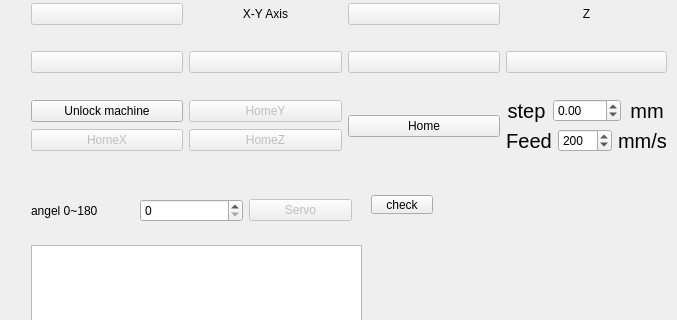
kmolLin/PAOM, file core/mainwindow.ui: the form before one commit; both pictures show x 642 to 1319 and y 174 to 494 of the 1319 by 678 pixel window.
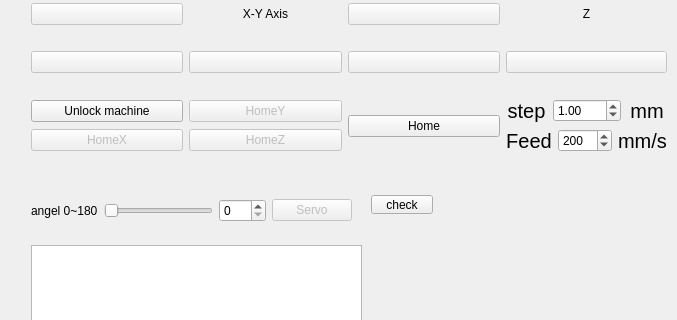
The form after the commit. Icons and pictures are not drawn.

The edit to the form file:
```diff
--- a/core/mainwindow.ui
+++ b/core/mainwindow.ui
@@ -397,6 +397,9 @@
                   <property name="minimum">
                    <double>-100.000000000000000</double>
                   </property>
+                  <property name="value">
+                   <double>1.000000000000000</double>
+                  </property>
                  </widget>
                 </item>
                 <item>
@@ -513,6 +516,22 @@
               </property>
              </widget>
             </item>
+            <item>
+             <widget class="QSlider" name="servo_slider">
+              <property name="enabled">
+               <bool>false</bool>
+              </property>
+              <property name="maximum">
+               <number>180</number>
+              </property>
+              <property name="singleStep">
+               <number>5</number>
+              </property>
+              <property name="orientation">
+               <enum>Qt::Horizontal</enum>
+              </property>
+             </widget>
+            </item>
             <item>
              <widget class="QSpinBox" name="servo_spin">
               <property name="maximum">
```
